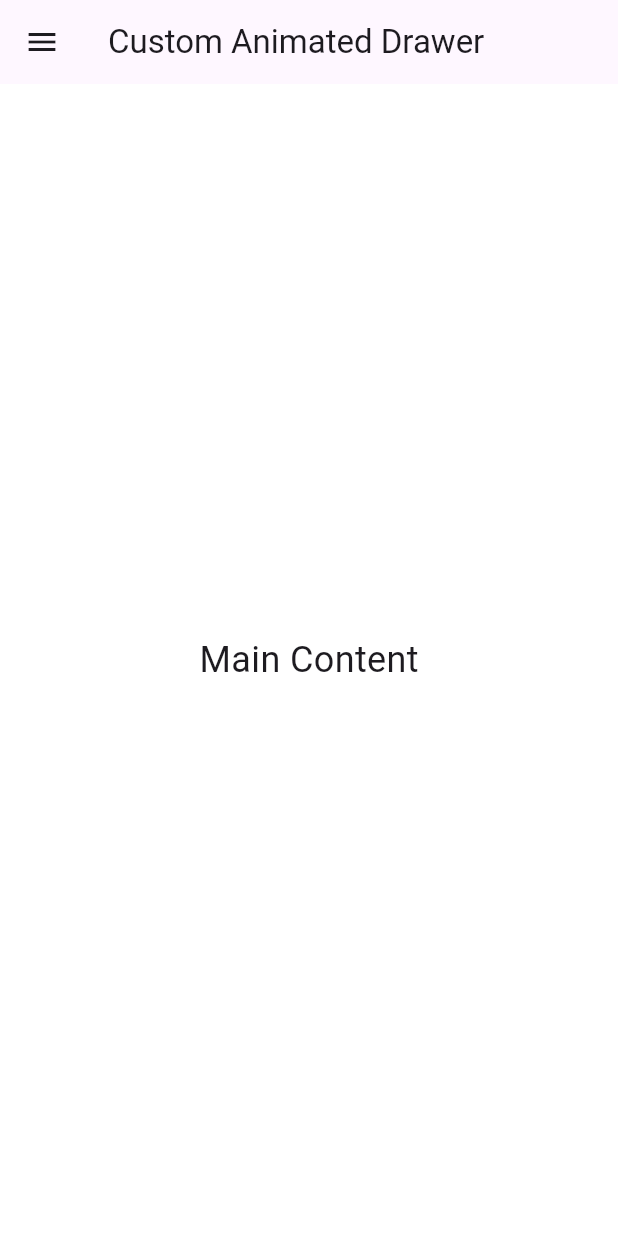
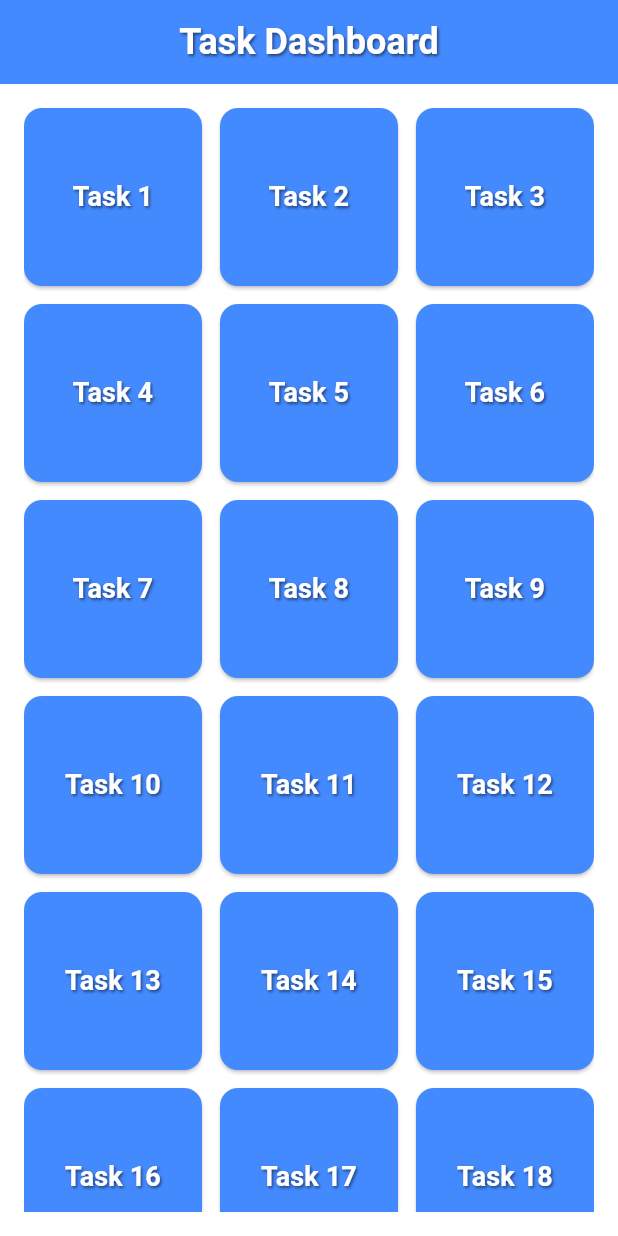
Before and after one commit to moshiurr4766/tracker_task, a Flutter app: the screen it shows after launch, on a phone screen of 412 x 824 dp. Run offline on Flutter 3.47's test engine with Material 3 defaults, Android fonts, the light colour scheme and no system bars; our stand-ins replace image_picker.

Commit message:
Task Dashboard

```diff
--- a/lib/main.dart
+++ b/lib/main.dart
@@ -1,4 +1,5 @@
 import 'package:flutter/material.dart';
+import 'package:task/task_screen/home.dart';
 import 'package:task/task_screen/task12.dart';
 import 'package:task/task_screen/task14.dart';
 import 'package:task/task_screen/task_1.dart';
@@ -31,13 +32,14 @@ class MyApp extends StatelessWidget {
   Widget build(BuildContext context) {
     return MaterialApp(
       debugShowCheckedModeBanner: false,
-      initialRoute: '/task19',
+      initialRoute: '/',
       routes: {
+        '/': (context) => const HomePage(),
         '/task1': (context) => const Task1(),
         '/task2': (context) => const Task2(),
         '/task3': (context) => const Task3(),
         '/task4': (context) => const Task4(),
-        '/one': (context) => const OneTask5(),
+        '/task5': (context) => const Task5(),
         '/two': (context) => const TwoTask5(),
         '/task6': (context) => const Task6(),
         '/task7': (context) => const Task7(),
@@ -54,7 +56,11 @@ class MyApp extends StatelessWidget {
         '/task18': (context) => const Task18(),
         '/task19': (context) => const Task19(),
       },
-
+      theme: ThemeData(
+        primarySwatch: Colors.blue,
+        scaffoldBackgroundColor: Colors.white,
+        visualDensity: VisualDensity.adaptivePlatformDensity,
+      ),
     );
   }
 }
--- /dev/null
+++ b/lib/task_screen/home.dart
@@ -0,0 +1,94 @@
+
+import 'package:flutter/material.dart';
+
+class HomePage extends StatelessWidget {
+  const HomePage({super.key});
+
+  @override
+  Widget build(BuildContext context) {
+    return Scaffold(
+      appBar: AppBar(
+        title: const Text('Task Dashboard',
+        style: TextStyle(
+          fontSize: 24,
+          fontWeight: FontWeight.bold,
+          color: Colors.white,
+          shadows: [
+            Shadow(
+              color: Colors.black54,
+              offset: Offset(1, 1),
+              blurRadius: 2,
+            ),
+          ],
+        ),
+
+      ),
+      centerTitle: true,
+      backgroundColor: Colors.blueAccent,
+      elevation: 0,
+
+      ),
+      body: Padding(
+        padding: const EdgeInsets.all(16.0),
+        child: GridView.builder(
+          itemCount: 19,
+          gridDelegate: const SliverGridDelegateWithFixedCrossAxisCount(
+            crossAxisCount: 3, // 3 columns
+            mainAxisSpacing: 12,
+            crossAxisSpacing: 12,
+            childAspectRatio: 1,
+          ),
+          itemBuilder: (context, index) {
+            final taskNum = index + 1;
+            return ElevatedButton(
+              style: ElevatedButton.styleFrom(
+                backgroundColor: Colors.blueAccent,
+                padding: const EdgeInsets.all(8),
+                shape: RoundedRectangleBorder(
+                  borderRadius: BorderRadius.circular(12),
+                ),
+              ),
+              onPressed: () {
+                Navigator.pushNamed(context, '/task$taskNum');
+              },
+              child: Text(
+                'Task $taskNum',
+                style: const TextStyle(
+                  fontSize: 18,
+                  color: Colors.white,
+                  fontWeight: FontWeight.bold,
+                  shadows: [
+                    Shadow(
+                      color: Colors.black54,
+                      offset: Offset(1, 1),
+                      blurRadius: 2,
+                    ),
+                  ],
+                  ),
+                textAlign: TextAlign.center,
+              ),
+            );
+          },
+        ),
+      ),
+    );
+  }
+}
+
+class TaskPage extends StatelessWidget {
+  final int taskNumber;
+  const TaskPage({super.key, required this.taskNumber});
+
+  @override
+  Widget build(BuildContext context) {
+    return Scaffold(
+      appBar: AppBar(title: Text('Task $taskNumber')),
+      body: Center(
+        child: Text(
+          'This is Task $taskNumber page',
+          style: const TextStyle(fontSize: 24),
+        ),
+      ),
+    );
+  }
+}
--- a/lib/task_screen/task_5/one.dart
+++ b/lib/task_screen/task_5/one.dart
@@ -1,13 +1,13 @@
 import 'package:flutter/material.dart';
 
-class OneTask5 extends StatefulWidget {
-  const OneTask5({super.key});
+class Task5 extends StatefulWidget {
+  const Task5({super.key});
 
   @override
-  State<OneTask5> createState() => _OneTask5State();
+  State<Task5> createState() => _Task5State();
 }
 
-class _OneTask5State extends State<OneTask5> {
+class _Task5State extends State<Task5> {
   @override
   Widget build(BuildContext context) {
     return Scaffold(
```
Also changed, not shown: TaskImageOutput/Task DashBoard/1.png (added), TaskImageOutput/Task DashBoard/2.png (added).
